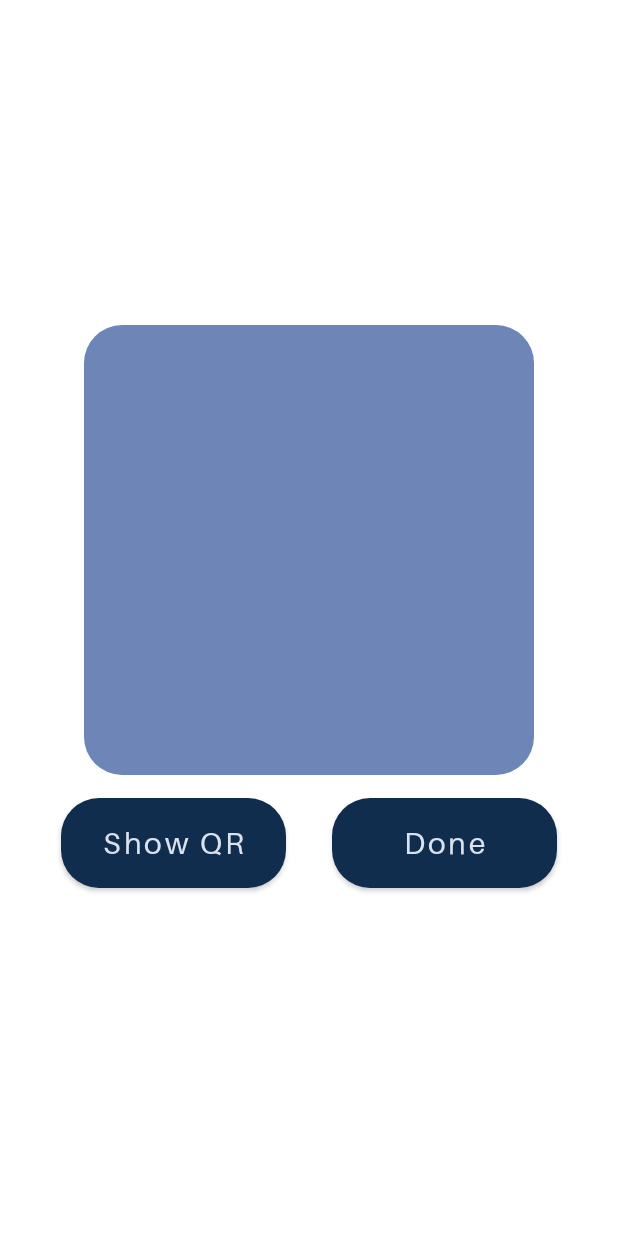
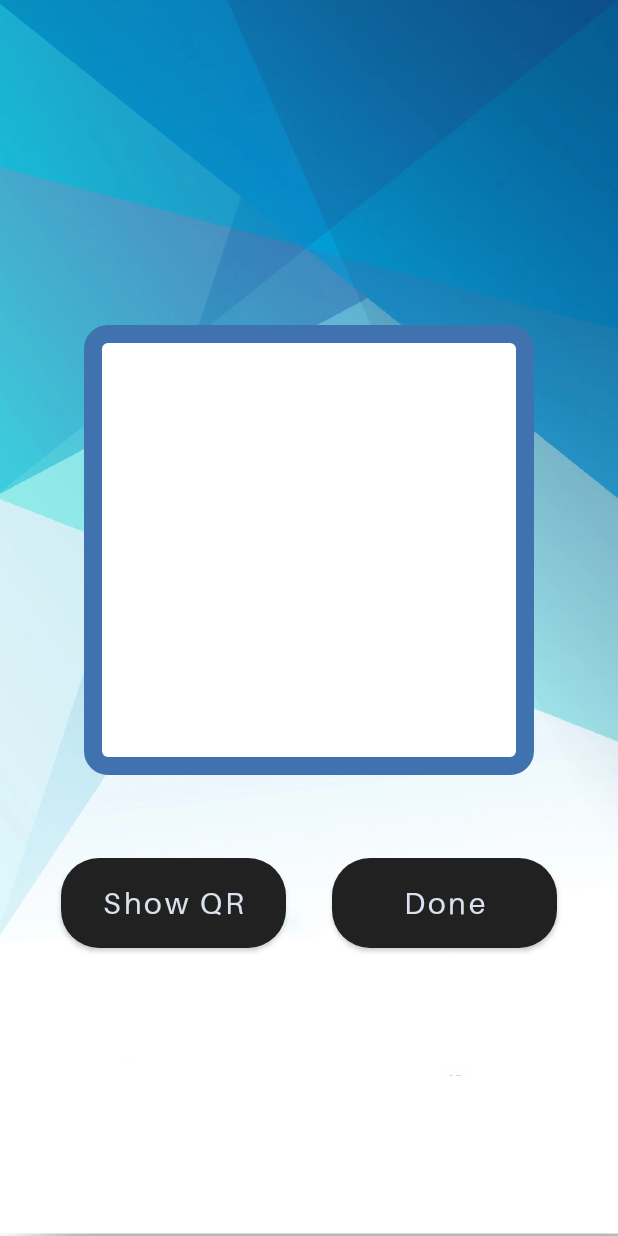
Before and after one commit to AviralMehrotra/OnTImeAttendance, an Android app: the screen it shows after launch once a user with an empty profile is signed in (showQRcode), after a tap on "Show QR", on a phone screen of 412 x 824 dp. Run offline under Robolectric (Android 15) with nearby library versions, the phone set to English and light mode, and no system bars; our stand-ins replace Firebase (no records; nobody signed in at launch, a user with empty details on screens opened directly); libraries missing offline, so code that uses them is left out: com.journeyapps.barcodescanner.

Commit message:
made some changes

```diff
--- a/app/src/main/java/com/education/ontimeattendance/Login.java
+++ b/app/src/main/java/com/education/ontimeattendance/Login.java
@@ -2,12 +2,15 @@ package com.education.ontimeattendance;
 
 import androidx.annotation.NonNull;
 import androidx.appcompat.app.AppCompatActivity;
+import androidx.core.content.ContextCompat;
 
 import android.content.Intent;
 import android.os.Bundle;
 import android.util.Log;
 import android.util.Patterns;
 import android.view.View;
+import android.view.Window;
+import android.view.WindowManager;
 import android.widget.Button;
 import android.widget.EditText;
 import android.widget.TextView;
@@ -33,6 +36,12 @@ public class Login extends AppCompatActivity implements View.OnClickListener{
     protected void onCreate(Bundle savedInstanceState) {
         super.onCreate(savedInstanceState);
         setContentView(R.layout.activity_login);
+
+        Window window = Login.this.getWindow();
+        window.addFlags(WindowManager.LayoutParams.FLAG_DRAWS_SYSTEM_BAR_BACKGROUNDS);
+        window.clearFlags(WindowManager.LayoutParams.FLAG_TRANSLUCENT_STATUS);
+        window.setStatusBarColor(ContextCompat.getColor(Login.this, R.color.lightBG));
+
 
         registerNow= (TextView)findViewById(R.id.registerNow);
         registerNow.setOnClickListener(this);
--- a/app/src/main/java/com/education/ontimeattendance/MainActivity.java
+++ b/app/src/main/java/com/education/ontimeattendance/MainActivity.java
@@ -4,11 +4,14 @@ import static com.education.ontimeattendance.R.color.*;
 
 import androidx.annotation.NonNull;
 import androidx.appcompat.app.AppCompatActivity;
+import androidx.core.content.ContextCompat;
 
 import android.content.Intent;
 import android.graphics.Color;
 import android.os.Bundle;
 import android.view.View;
+import android.view.Window;
+import android.view.WindowManager;
 import android.widget.Button;
 import android.widget.LinearLayout;
 import android.widget.RelativeLayout;
@@ -28,6 +31,7 @@ import java.util.Calendar;
 
 public class MainActivity extends AppCompatActivity implements View.OnClickListener{
 
+    private long pressedTime;
     private Button showProfile;
     private Button showQR;
     private FirebaseUser user;
@@ -39,6 +43,13 @@ public class MainActivity extends AppCompatActivity implements View.OnClickListe
     protected void onCreate(Bundle savedInstanceState) {
         super.onCreate(savedInstanceState);
         setContentView(R.layout.activity_main);
+
+
+        getWindow().getDecorView()
+                .setSystemUiVisibility(View.SYSTEM_UI_FLAG_LAYOUT_STABLE| View.SYSTEM_UI_FLAG_LAYOUT_FULLSCREEN);
+        getWindow().setStatusBarColor(Color.TRANSPARENT);
+
+
 
         showProfile= (Button)findViewById(R.id.showProfile);
         showProfile.setOnClickListener(this);
@@ -108,6 +119,8 @@ public class MainActivity extends AppCompatActivity implements View.OnClickListe
 
     }
 
+
+
     @Override
     public void onClick(View view) {
         switch (view.getId()){
@@ -121,6 +134,16 @@ public class MainActivity extends AppCompatActivity implements View.OnClickListe
                 break;
         }
     }
+    @Override
+    public void onBackPressed() {
 
+        if (pressedTime + 2000 > System.currentTimeMillis()) {
+            super.onBackPressed();
+            finish();
+        } else {
+            Toast.makeText(getBaseContext(), "Press back again to exit", Toast.LENGTH_SHORT).show();
+        }
+        pressedTime = System.currentTimeMillis();
+    }
 
 }
--- /dev/null
+++ b/app/src/main/res/drawable/border.xml
@@ -0,0 +1,13 @@
+<?xml version="1.0" encoding="utf-8"?>
+<shape
+    xmlns:android="http://schemas.android.com/apk/res/android"
+    android:layout_height="match_parent"
+    android:layout_width="match_parent">
+    <stroke
+        android:width="12dp"
+        android:color="@color/darkBlue" />
+    <corners
+        android:radius="10dp"
+        />
+    <solid android:color="@color/white"/>
+</shape>
--- a/app/src/main/res/layout/activity_main.xml
+++ b/app/src/main/res/layout/activity_main.xml
@@ -18,7 +18,7 @@
             android:layout_width="match_parent"
             android:layout_height="wrap_content"
             android:layout_marginLeft="30dp"
-            android:layout_marginTop="30dp"
+            android:layout_marginTop="50dp"
             android:layout_marginBottom="20dp"
             android:layout_marginRight="30dp"
             android:orientation="vertical">
--- a/app/src/main/res/layout/activity_register.xml
+++ b/app/src/main/res/layout/activity_register.xml
@@ -96,6 +96,7 @@
         android:layout_marginEnd="20dp"
         android:background="@drawable/custombutton2_light"
         android:text="Register"
+        android:textColor="@color/black"
         android:textAllCaps="false"/>
 
     <LinearLayout
@@ -109,7 +110,7 @@
             android:layout_width="wrap_content"
             android:layout_height="wrap_content"
             android:text="Already have an account ?"
-            android:fontFamily="@font/roboto_regular"
+            android:fontFamily="@font/aileronregular"
             android:textColor="@color/blackBlue"/>
         <TextView
             android:layout_marginStart="5dp"
@@ -118,7 +119,7 @@
             android:layout_height="wrap_content"
             android:text="Login Now"
             android:textStyle="bold"
-            android:fontFamily="@font/roboto_regular"
+            android:fontFamily="@font/aileronsemibold"
             android:textColor="#EA907A"/>
     </LinearLayout>
 
--- a/app/src/main/res/layout/activity_show_qrcode.xml
+++ b/app/src/main/res/layout/activity_show_qrcode.xml
@@ -6,13 +6,17 @@
     android:layout_height="match_parent"
     tools:context=".showQRcode"
     android:gravity="center"
-    android:orientation="vertical">
+    android:orientation="vertical"
+    android:theme="@style/homeScreenTheme2"
+    android:background="@drawable/qrbg">
 
     <ImageView
         android:id="@+id/qrCode"
         android:layout_width="300dp"
         android:layout_height="300dp"
-        android:background="@drawable/custombutton2"/>
+        android:layout_margin="40dp"
+        android:padding="12dp"
+        android:background="@drawable/border"/>
 
     <LinearLayout
         android:layout_width="wrap_content"
--- a/app/src/main/res/values-night/themes.xml
+++ b/app/src/main/res/values-night/themes.xml
@@ -5,11 +5,11 @@
         <item name="background">@color/backgroundColorLight</item>
         <item name="colorPrimary">@color/purple_200</item>
         <item name="colorPrimaryVariant">@color/purple_700</item>
-        <item name="colorOnPrimary">@color/black</item>
+        <item name="colorOnPrimary">@color/darkBlue</item>
         <!-- Secondary brand color. -->
         <item name="colorSecondary">@color/teal_200</item>
         <item name="colorSecondaryVariant">@color/teal_200</item>
-        <item name="colorOnSecondary">@color/black</item>
+        <item name="colorOnSecondary">@color/darkBlue</item>
         <!-- Status bar color. -->
 <!--        <item name="android:statusBarColor">?attr/background</item>-->
         <!-- Customize your theme here. -->
@@ -38,7 +38,7 @@
         <item name="backgroundColor">@color/lightPurple</item>
     </style>
     <style name="homeScreenTheme2" parent="Theme.MaterialComponents.DayNight.DarkActionBar">
-        <item name="android:statusBarColor">@color/lightGreen</item>
+        <item name="android:statusBarColor">@color/darkBlue</item>
         <item name="backgroundColor">@color/lightGreen</item>
     </style>
 </resources>
--- a/app/src/main/res/values/colors.xml
+++ b/app/src/main/res/values/colors.xml
@@ -28,6 +28,7 @@
     <color name="nightGreeting">#A6C6D1</color>
     <color name="nightName">#CEEFF2</color>
     <color name="transparent">#00000000</color>
+    <color name="lightBG">#6E85b7</color>
 
 
 
--- a/app/src/main/res/values/themes.xml
+++ b/app/src/main/res/values/themes.xml
@@ -3,13 +3,13 @@
     <style name="Theme.OnTImeAttendance" parent="Theme.MaterialComponents.DayNight.NoActionBar">
         <!-- Primary brand color. -->
         <item name="background">@color/backgroundColorLight</item>
-        <item name="colorPrimary">@color/navyBlue</item>
-        <item name="colorPrimaryVariant">@color/navyBlue</item>
+        <item name="colorPrimary">@color/darkBlue</item>
+        <item name="colorPrimaryVariant">@color/darkBlue</item>
         <item name="colorOnPrimary">@color/white</item>
         <!-- Secondary brand color. -->
         <item name="colorSecondary">@color/teal_200</item>
         <item name="colorSecondaryVariant">@color/teal_700</item>
-        <item name="colorOnSecondary">@color/black</item>
+        <item name="colorOnSecondary">@color/darkBlue</item>
     </style>
         <!-- Status bar color. -->
     <style name="CustomTheme" parent="Theme.AppCompat.Light.NoActionBar"/>
@@ -36,7 +36,7 @@
         <item name="backgroundColor">@color/lightPurple</item>
     </style>
     <style name="homeScreenTheme2" parent="Theme.MaterialComponents.DayNight.DarkActionBar">
-        <item name="android:statusBarColor">@color/lightGreen</item>
+        <item name="android:statusBarColor">@color/darkBlue</item>
         <item name="backgroundColor">@color/lightGreen</item>
     </style>
 
```
Also changed, not shown: app/src/main/java/com/education/ontimeattendance/profile.java (+9 -0 lines), app/src/main/java/com/education/ontimeattendance/register.java (+9 -0 lines), app/src/main/res/drawable-v24/qrbg.png (added).
